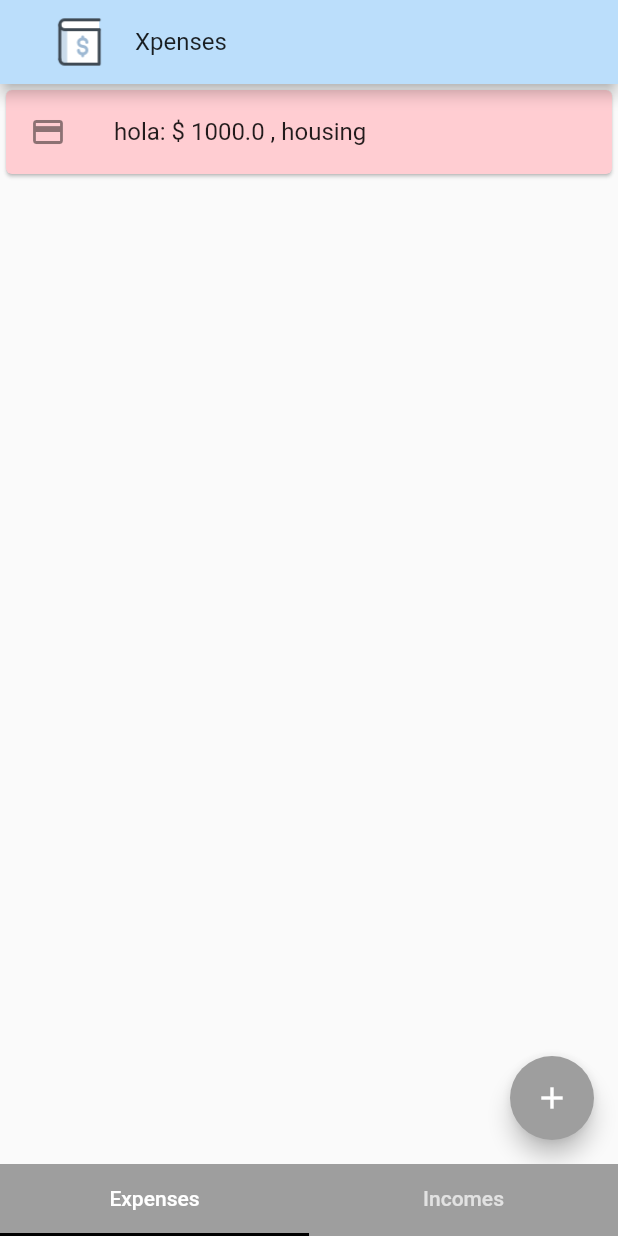
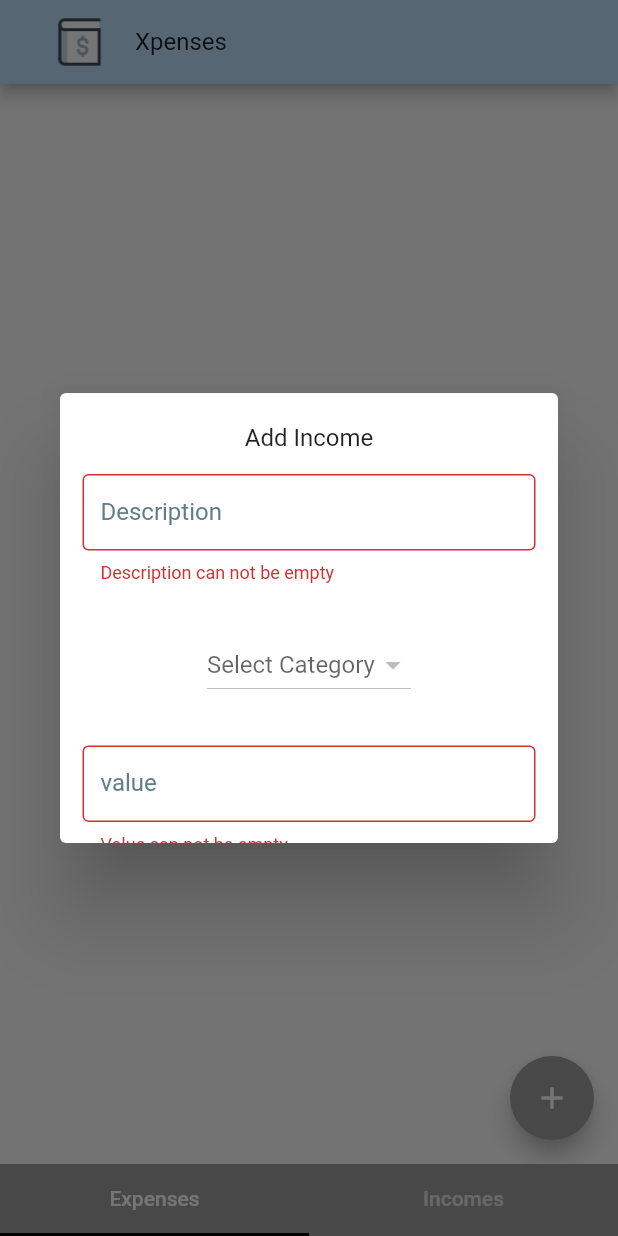
Before and after one commit to Ale6995/xpenses, a Flutter app: the screen it shows after launch, after a tap on the "add" icon, on a phone screen of 412 x 824 dp. Run offline on Flutter 3.47's test engine with Material 2 defaults, Android fonts, the phone set to English and light mode, and no system bars; drawn by our look-alikes of auto_size_text; our stand-ins replace cloud_firestore, firebase_core, get; accounts and stored records are empty.

Commit message:
until the bitch

```diff
--- /dev/null
+++ b/xpenses_app/lib/models/categoriesModel.dart
@@ -0,0 +1,9 @@
+class CategoryModel {
+  final bool alert;
+  final String category;
+
+  const CategoryModel({
+    required this.alert,
+    required this.category,
+  }) : super();
+}
--- a/xpenses_app/lib/screens/expenses/expenses.dart
+++ b/xpenses_app/lib/screens/expenses/expenses.dart
@@ -29,7 +29,7 @@ class Expenses extends StatelessWidget {
       ),
       floatingActionButton: FloatingActionButton(
         onPressed: () {
-          controller.addExpense("hola", 1000.0, 'housing');
+          controller.addExpense();
         },
         child: const Icon(Icons.add),
         backgroundColor: Colors.grey[500],
--- a/xpenses_app/lib/screens/expenses/expensesController.dart
+++ b/xpenses_app/lib/screens/expenses/expensesController.dart
@@ -1,12 +1,45 @@
 import 'package:get/get.dart';
 import 'package:xpenses_app/models/ExpensesModel.dart';
+import 'package:cloud_firestore/cloud_firestore.dart';
+import 'package:xpenses_app/widgets/addExpenseWidget/AddExpenseWidget.dart';
 
 class ExpensesController extends GetxController {
   List<ExpenseModel> movements = [];
+  FirebaseFirestore firestore = FirebaseFirestore.instance;
+  loadData() async {
+    movements.clear();
+    firestore.collection("Expenses").get().then((querySnapshot) {
+      querySnapshot.docs.forEach((result) {
+        print(result.data());
+        var val = result.data()["Value"] ?? '0';
+        val = double.tryParse(val.toString());
+        movements.add(ExpenseModel(
+            description: result.data()["Description"],
+            value: val,
+            category: result.data()["Category"]));
+      });
+      update();
+    });
+  }
 
-  addExpense(String description, double value, String category) {
-    movements.add(ExpenseModel(
-        description: description, value: value, category: category));
-    update();
+  addExpense() {
+    Get.dialog(AddExpenseWidget()).then((value) {
+      if (value != null) {
+        firestore.collection("Expenses").add({
+          "Description": value.description,
+          "Value": value.value,
+          "Category": value.category,
+          "date": DateTime.now(),
+        }).then((value) {
+          loadData();
+        });
+      }
+    });
+  }
+
+  @override
+  void onInit() {
+    loadData();
+    super.onInit();
   }
 }
--- /dev/null
+++ b/xpenses_app/lib/widgets/addExpenseWidget/addExpenseWidget.dart
@@ -0,0 +1,149 @@
+import 'package:auto_size_text/auto_size_text.dart';
+import 'package:flutter/material.dart';
+import 'package:flutter/services.dart';
+import 'package:flutter/widgets.dart';
+import 'package:get/get.dart';
+import 'package:xpenses_app/widgets/addExpenseWidget/addExpenseWidgetController.dart';
+
+class AddExpenseWidget extends StatelessWidget {
+  AddExpenseWidgetController controller = Get.put(AddExpenseWidgetController());
+
+  @override
+  Widget build(BuildContext context) {
+    return GetBuilder<AddExpenseWidgetController>(builder: (controller) {
+      return Dialog(
+        child: Container(
+          alignment: Alignment.center,
+          height: 300,
+          child: ListView(
+            children: [
+              Container(
+                alignment: Alignment.center,
+                margin: EdgeInsets.only(top: 20),
+                child: AutoSizeText(
+                  "Add Income",
+                  maxFontSize: 30,
+                  minFontSize: 16,
+                ),
+              ),
+              Container(
+                child: Form(
+                    child: Container(
+                  child: Column(
+                    mainAxisSize: MainAxisSize.min,
+                    children: [
+                      Container(
+                        margin: EdgeInsets.all(15),
+                        child: TextFormField(
+                          validator: validateDescription,
+                          autovalidateMode: AutovalidateMode.always,
+                          decoration: InputDecoration(
+                              isDense: true,
+                              border: OutlineInputBorder(
+                                  borderSide:
+                                      new BorderSide(color: Colors.black)),
+                              focusedBorder: OutlineInputBorder(
+                                  borderSide:
+                                      new BorderSide(color: Colors.black)),
+                              labelText: 'Description',
+                              labelStyle: TextStyle(color: Colors.blueGrey)),
+                          controller: controller.descriptionController,
+                        ),
+                      ),
+                      Container(
+                        margin: EdgeInsets.all(15),
+                        child: DropdownButton<String>(
+                          items: controller.expenceCategories
+                              .map(
+                                (e) => DropdownMenuItem<String>(
+                                  child: Text(e.category),
+                                  value: e.category,
+                                ),
+                              )
+                              .toList(),
+                          onChanged: (String? value) {
+                            controller.saveDropDownValue(value);
+                          },
+                          hint: Text('Select Category'),
+                          value: controller.value,
+                        ),
+                      ),
+                      Container(
+                        margin: EdgeInsets.all(15),
+                        child: TextFormField(
+                          keyboardType: TextInputType.number,
+                          validator: validateValue,
+                          autovalidateMode: AutovalidateMode.always,
+                          inputFormatters: [
+                            FilteringTextInputFormatter.allow(
+                                RegExp("[0-9 .]")),
+                          ],
+                          decoration: InputDecoration(
+                              isDense: true,
+                              border: OutlineInputBorder(
+                                  borderSide:
+                                      new BorderSide(color: Colors.black)),
+                              focusedBorder: OutlineInputBorder(
+                                  borderSide:
+                                      new BorderSide(color: Colors.black)),
+                              labelText: 'value',
+                              labelStyle: TextStyle(color: Colors.blueGrey)),
+                          controller: controller.valueController,
+                        ),
+                      )
+                    ],
+                  ),
+                )),
+              ),
+              Row(
+                mainAxisAlignment: MainAxisAlignment.spaceEvenly,
+                children: [
+                  Container(
+                    margin: EdgeInsets.all(10),
+                    child: ElevatedButton(
+                      style: ButtonStyle(
+                        backgroundColor:
+                            MaterialStateProperty.all<Color>(Colors.blueGrey),
+                      ),
+                      onPressed: () => controller.close(),
+                      child: Text("Close"),
+                    ),
+                  ),
+                  Container(
+                    margin: EdgeInsets.all(10),
+                    child: ElevatedButton(
+                      style: ButtonStyle(
+                        backgroundColor: MaterialStateProperty.all<Color>(
+                            Colors.lightBlueAccent),
+                      ),
+                      onPressed: () => controller.add(),
+                      child: Text("Add"),
+                    ),
+                  ),
+                ],
+              )
+            ],
+          ),
+        ),
+      );
+    });
+  }
+}
+
+String? validateDescription(String? value) {
+  if (value!.length > 20)
+    return 'Description must be less than 20 characters';
+  else if (value.isEmpty)
+    return 'Description can not be empty';
+  else
+    return null;
+}
+
+String? validateValue(String? value) {
+  if (value!.length > 9)
+    return 'Value must be less than \$ 999999.99';
+  else if (value.isEmpty)
+    return 'Value can not be empty';
+  else
+    return null;
+}
--- /dev/null
+++ b/xpenses_app/lib/widgets/addExpenseWidget/addExpenseWidgetController.dart
@@ -0,0 +1,55 @@
+import 'package:flutter/material.dart';
+import 'package:get/get.dart';
+import 'package:xpenses_app/models/ExpensesModel.dart';
+import 'package:xpenses_app/models/categoriesModel.dart';
+import 'package:cloud_firestore/cloud_firestore.dart';
+
+class AddExpenseWidgetController extends GetxController {
+  List<CategoryModel> expenceCategories = [];
+  TextEditingController descriptionController = TextEditingController();
+  TextEditingController valueController = TextEditingController();
+  FirebaseFirestore firestore = FirebaseFirestore.instance;
+  String? value;
+  close() {
+    descriptionController.clear();
+    valueController.clear();
+
+    Get.back();
+  }
+
+  add() {
+    Get.back(
+        result: ExpenseModel(
+            description: descriptionController.text,
+            category: value!,
+            value: double.parse(valueController.text)));
+    descriptionController.clear();
+    valueController.clear();
+  }
+
+  saveDropDownValue(String? value) {
+    this.value = value;
+    update();
+  }
+
+  loadcategories() {
+    expenceCategories.clear();
+    firestore.collection("ExpenseCategories").get().then((querySnapshot) {
+      querySnapshot.docs.forEach((result) {
+        print(result.data());
+        var val = result.data()["Value"] ?? '0';
+        val = double.tryParse(val.toString());
+        expenceCategories.add(CategoryModel(
+            alert: result.data()["Alert"],
+            category: result.data()["Category"]));
+        update();
+      });
+    });
+  }
+
+  @override
+  void onInit() {
+    super.onInit();
+    loadcategories();
+  }
+}
```
